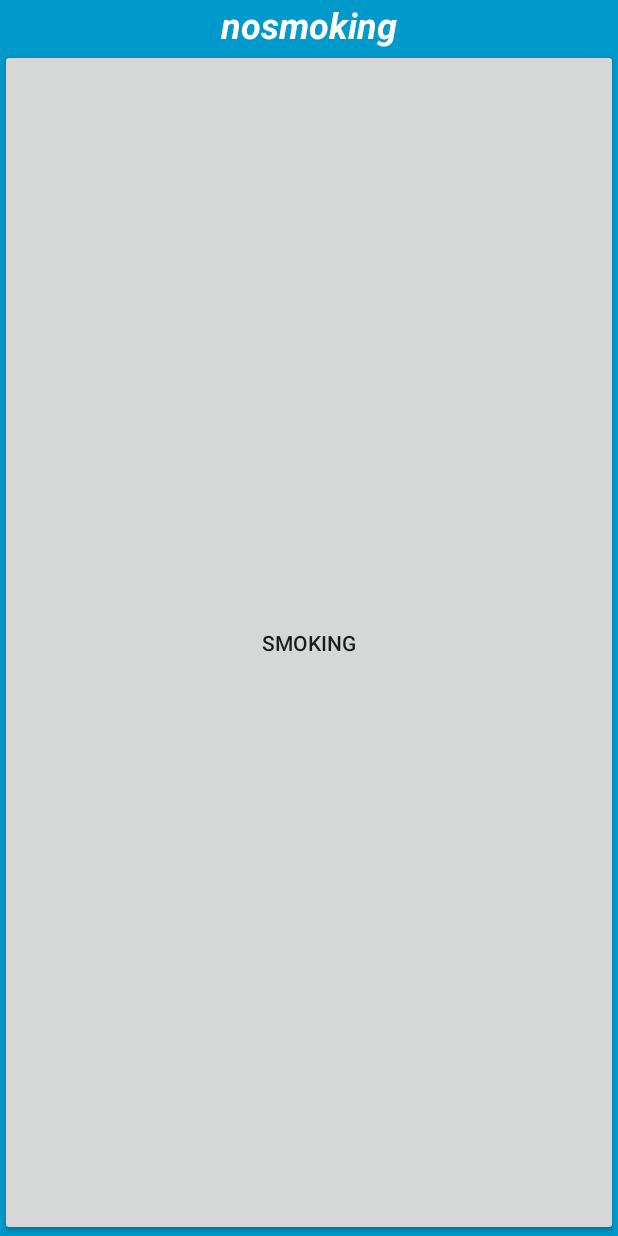
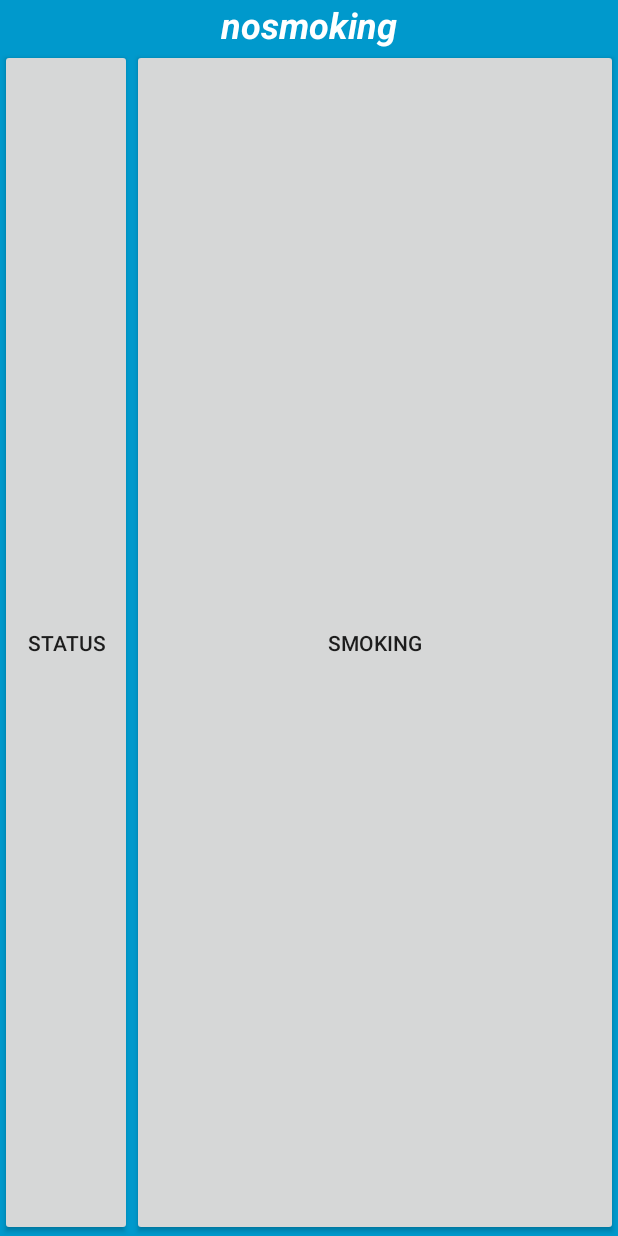
Before and after one commit to MMIIronman/nosmoking, an Android app: the layout count_app_widget.xml on its own in the app's theme, with its tools: preview values and no code run, on a phone screen of 412 x 824 dp. Run offline under Robolectric (Android 15) with nearby library versions, the phone set to English and light mode, and no system bars.

Commit message:
WidgetからMainActivity起動

```diff
--- a/app/src/main/java/mmi_sc/co/jp/nosmoking/countAppWidget.java
+++ b/app/src/main/java/mmi_sc/co/jp/nosmoking/countAppWidget.java
@@ -19,7 +19,14 @@ public class countAppWidget extends AppWidgetProvider {
         // Construct the RemoteViews object
         RemoteViews views = new RemoteViews(context.getPackageName(), R.layout.count_app_widget);
         views.setTextViewText(R.id.appwidget_text, widgetText);
-        views.setOnClickPendingIntent(R.id.button, clickButton(context));
+        views.setOnClickPendingIntent(R.id.button_count, clickButton(context));
+
+        Intent intent = new Intent(context, MainActivity.class);
+        intent.addCategory(Intent.CATEGORY_LAUNCHER);
+        intent.setAction(Intent.ACTION_MAIN);
+        intent.setFlags(Intent.FLAG_ACTIVITY_RESET_TASK_IF_NEEDED | Intent.FLAG_ACTIVITY_NEW_TASK);
+        PendingIntent pendingIntent = PendingIntent.getActivity(context, 0, intent, 0);
+        views.setOnClickPendingIntent(R.id.button_status, pendingIntent);
 
         // Instruct the widget manager to update the widget
         appWidgetManager.updateAppWidget(appWidgetId, views);
@@ -52,4 +59,5 @@ public class countAppWidget extends AppWidgetProvider {
         intent.setAction("UPDATE_WIDGET");
         return PendingIntent.getBroadcast(context, 0, intent, PendingIntent.FLAG_UPDATE_CURRENT);
     }
+
 }
--- a/app/src/main/res/layout/count_app_widget.xml
+++ b/app/src/main/res/layout/count_app_widget.xml
@@ -1,7 +1,7 @@
 <RelativeLayout xmlns:android="http://schemas.android.com/apk/res/android"
     android:layout_width="match_parent"
     android:layout_height="match_parent"
-    android:background="#09C"
+    android:background="@color/colorWidget"
     android:padding="@dimen/widget_margin">
 
     <TextView
@@ -19,11 +19,27 @@
         android:layout_marginRight="8dp"
         android:layout_alignParentTop="true" />
 
+    <LinearLayout
+        android:orientation="horizontal"
+        android:layout_width="match_parent"
+        android:layout_height="match_parent"
+        android:layout_alignParentLeft="true"
+        android:layout_alignParentStart="true"
+        android:weightSum="1"
+        android:layout_below="@+id/appwidget_text">
+
         <Button
             android:layout_width="wrap_content"
-        android:layout_height="wrap_content"
+            android:layout_height="match_parent"
+            android:text="@string/appwidget_button_status"
+            android:id="@+id/button_status"
+            android:layout_gravity="center_vertical" />
+
+        <Button
+            android:layout_width="match_parent"
+            android:layout_height="match_parent"
             android:text="@string/appwidget_button"
-        android:id="@+id/button"
+            android:id="@+id/button_count"
             android:layout_alignParentRight="true"
             android:layout_alignParentEnd="true"
             android:layout_alignParentLeft="true"
@@ -31,4 +47,7 @@
             android:layout_alignParentBottom="true"
             android:layout_below="@+id/appwidget_text" />
 
+
+    </LinearLayout>
+
 </RelativeLayout>
--- a/app/src/main/res/values/colors.xml
+++ b/app/src/main/res/values/colors.xml
@@ -3,4 +3,5 @@
     <color name="colorPrimary">#3F51B5</color>
     <color name="colorPrimaryDark">#303F9F</color>
     <color name="colorAccent">#FF4081</color>
+    <color name="colorWidget">#09C</color>
 </resources>
--- a/app/src/main/res/values/strings.xml
+++ b/app/src/main/res/values/strings.xml
@@ -5,4 +5,5 @@
     <string name="appwidget_text">EXAMPLE</string>
     <string name="add_widget">Add widget</string>
     <string name="appwidget_button">Smoking</string>
+    <string name="appwidget_button_status">Status</string>
 </resources>
```
Lines whose indentation alone changed are shown as unchanged.
